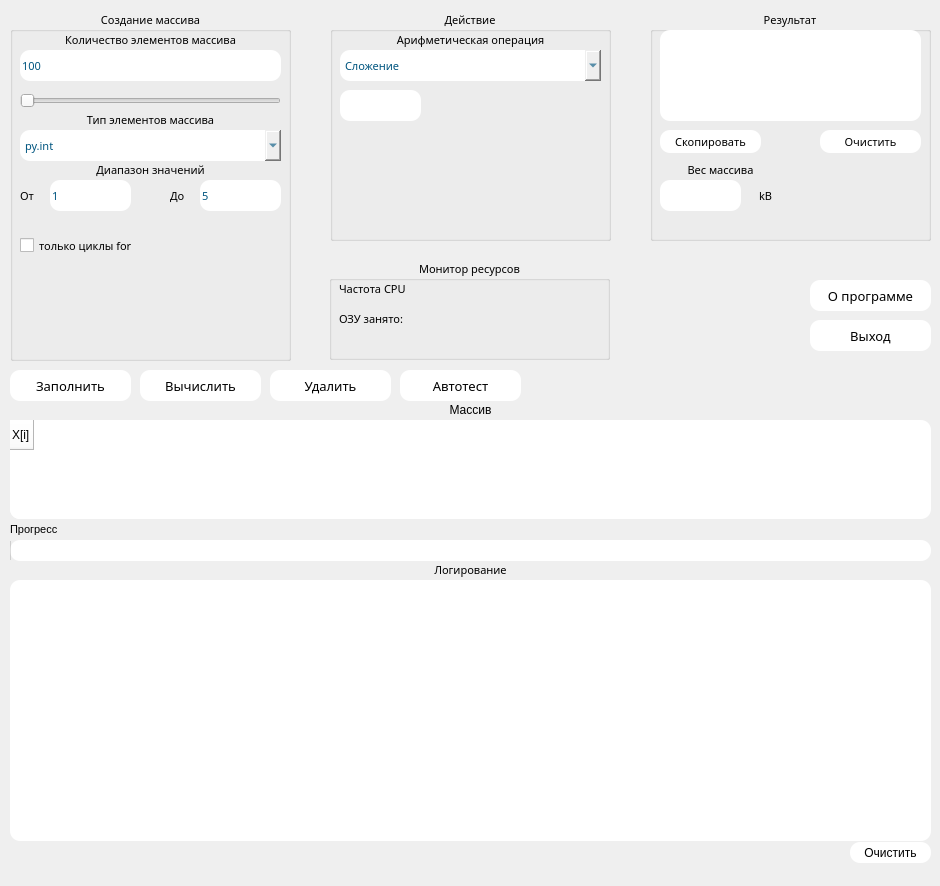
This is t.ui in gozoniy/calc as Qt 5 draws it before an edit. The edited form follows.
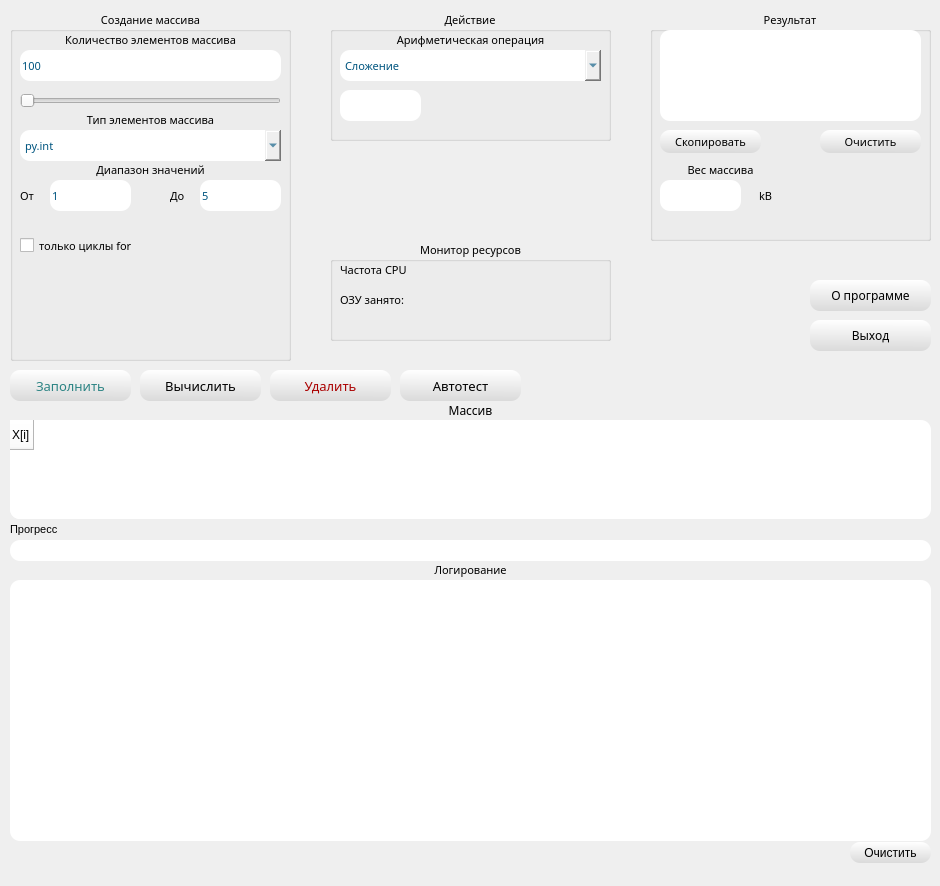
This is the edited form.

Commit message: design features

The edit to the form file:
```diff
--- a/t.ui
+++ b/t.ui
@@ -48,11 +48,32 @@
      </font>
     </property>
     <property name="styleSheet">
-     <string notr="true">border-width: 5px;
-font: 10pt &quot;Google Sans&quot;;
+     <string notr="true">QPushButton{
+	border-width: 5px;
+	font: 10pt &quot;Google Sans&quot;;
     border-radius: 10px;
     border-color: beige;
-background-color: rgb(255, 255, 255);</string>
+	
+	
+	
+	color: rgb(43, 131, 131);
+	
+	
+	
+	
+	
+	background-color: qlineargradient(spread:pad, x1:0.489, y1:1, x2:0.500364, y2:0, stop:0 rgba(218, 218, 218, 255), stop:1 rgba(255, 255, 255, 255));
+}
+QPushButton:Hover{
+	
+	
+	background-color: qlineargradient(spread:pad, x1:0, y1:0, x2:0.977773, y2:0.961, stop:0 rgba(57, 182, 200, 255), stop:1 rgba(187, 255, 255, 255));
+	
+}
+QPushButton:pressed{
+	
+	background-color: qlineargradient(spread:pad, x1:0, y1:0, x2:0.966409, y2:0.756, stop:0 rgba(178, 197, 200, 255), stop:1 rgba(230, 255, 255, 255));
+}</string>
     </property>
     <property name="text">
      <string>Заполнить</string>
@@ -68,11 +89,18 @@
      </rect>
     </property>
     <property name="styleSheet">
-     <string notr="true">border-width: 5px;
-font: 8pt &quot;Google Sans&quot;;
+     <string notr="true">QProgressBar{
+	border-width: 5px;
+	font: 8pt &quot;Google Sans&quot;;
     border-radius: 10px;
     border-color: beige;
-background-color: rgb(255, 255, 255);</string>
+	background-color: rgb(255, 255, 255);
+}
+QProgressBar:chunk{
+	 border-radius: 10px;
+	
+	background-color: qlineargradient(spread:pad, x1:1, y1:0, x2:0, y2:1, stop:0 rgba(76, 200, 111, 255), stop:1 rgba(187, 255, 255, 255));
+}</string>
     </property>
     <property name="value">
      <number>0</number>
@@ -118,11 +146,29 @@
      <string/>
     </property>
     <property name="styleSheet">
-     <string notr="true">border-width: 5px;
-font: 10pt &quot;Google Sans&quot;;
+     <string notr="true">QPushButton{
+	border-width: 5px;
+	font: 10pt &quot;Google Sans&quot;;
     border-radius: 10px;
     border-color: beige;
-background-color: rgb(255, 255, 255);</string>
+	
+	
+	
+	
+	
+	background-color: qlineargradient(spread:pad, x1:0.489, y1:1, x2:0.500364, y2:0, stop:0 rgba(218, 218, 218, 255), stop:1 rgba(255, 255, 255, 255));
+}
+QPushButton:Hover{
+	
+	
+	
+	
+	background-color: qlineargradient(spread:pad, x1:0, y1:0, x2:1, y2:1, stop:0 rgba(76, 200, 111, 255), stop:1 rgba(187, 255, 255, 255));
+}
+QPushButton:pressed{
+	
+	background-color: qlineargradient(spread:pad, x1:0, y1:0, x2:0.966409, y2:0.756, stop:0 rgba(178, 197, 200, 255), stop:1 rgba(230, 255, 255, 255));
+}</string>
     </property>
     <property name="text">
      <string>Вычислить</string>
@@ -226,11 +272,30 @@
      </rect>
     </property>
     <property name="styleSheet">
-     <string notr="true">border-width: 5px;
-font: 8pt &quot;Google Sans&quot;;
+     <string notr="true">QPushButton{
+	border-width: 5px;
+	font: 8pt &quot;Google Sans&quot;;
     border-radius: 10px;
     border-color: beige;
-background-color: rgb(255, 255, 255);</string>
+	
+	
+	
+	
+	
+	background-color: qlineargradient(spread:pad, x1:0.489, y1:1, x2:0.500364, y2:0, stop:0 rgba(218, 218, 218, 255), stop:1 rgba(255, 255, 255, 255));
+}
+QPushButton:Hover{
+	
+	
+	
+	
+	background-color: qlineargradient(spread:pad, x1:0, y1:0, x2:1, y2:1, stop:0 rgba(85, 136, 144, 255), stop:1 rgba(255, 255, 255, 255));
+	
+}
+QPushButton:pressed{
+	
+	background-color: qlineargradient(spread:pad, x1:0, y1:0, x2:0.966409, y2:0.756, stop:0 rgba(178, 197, 200, 255), stop:1 rgba(230, 255, 255, 255));
+}</string>
     </property>
     <property name="text">
      <string>Очистить</string>
@@ -638,7 +703,7 @@
       <x>330</x>
       <y>10</y>
       <width>281</width>
-      <height>231</height>
+      <height>131</height>
      </rect>
     </property>
     <property name="font">
@@ -905,11 +970,30 @@
       </font>
      </property>
      <property name="styleSheet">
-      <string notr="true">border-width: 2px;
-
+      <string notr="true">QPushButton{
+	border-width: 5px;
+	font: 8pt &quot;Google Sans&quot;;
     border-radius: 10px;
     border-color: beige;
-background-color: rgb(255, 255, 255);</string>
+	
+	
+	
+	
+	
+	background-color: qlineargradient(spread:pad, x1:0.489, y1:1, x2:0.500364, y2:0, stop:0 rgba(218, 218, 218, 255), stop:1 rgba(255, 255, 255, 255));
+}
+QPushButton:Hover{
+	
+	
+	
+	
+	background-color: qlineargradient(spread:pad, x1:0, y1:0, x2:1, y2:1, stop:0 rgba(85, 136, 144, 255), stop:1 rgba(255, 255, 255, 255));
+	
+}
+QPushButton:pressed{
+	
+	background-color: qlineargradient(spread:pad, x1:0, y1:0, x2:0.966409, y2:0.756, stop:0 rgba(178, 197, 200, 255), stop:1 rgba(230, 255, 255, 255));
+}</string>
      </property>
      <property name="text">
       <string>Скопировать</string>
@@ -961,11 +1045,30 @@
       </font>
      </property>
      <property name="styleSheet">
-      <string notr="true">border-width: 2px;
-
+      <string notr="true">QPushButton{
+	border-width: 5px;
+	font: 8pt &quot;Google Sans&quot;;
     border-radius: 10px;
     border-color: beige;
-background-color: rgb(255, 255, 255);</string>
+	
+	
+	
+	
+	
+	background-color: qlineargradient(spread:pad, x1:0.489, y1:1, x2:0.500364, y2:0, stop:0 rgba(218, 218, 218, 255), stop:1 rgba(255, 255, 255, 255));
+}
+QPushButton:Hover{
+	
+	
+	
+	
+	background-color: qlineargradient(spread:pad, x1:0, y1:0, x2:1, y2:1, stop:0 rgba(85, 136, 144, 255), stop:1 rgba(255, 255, 255, 255));
+	
+}
+QPushButton:pressed{
+	
+	background-color: qlineargradient(spread:pad, x1:0, y1:0, x2:0.966409, y2:0.756, stop:0 rgba(178, 197, 200, 255), stop:1 rgba(230, 255, 255, 255));
+}</string>
      </property>
      <property name="text">
       <string>Очистить</string>
@@ -1076,11 +1179,30 @@
      </font>
     </property>
     <property name="styleSheet">
-     <string notr="true">border-width: 5px;
-font: 10pt &quot;Google Sans&quot;;
+     <string notr="true">QPushButton{
+	border-width: 5px;
+	font: 10pt &quot;Google Sans&quot;;
     border-radius: 10px;
     border-color: beige;
-background-color: rgb(255, 255, 255);</string>
+	color: rgb(170, 0, 0);
+	
+	
+	
+	
+	
+	background-color: qlineargradient(spread:pad, x1:0.489, y1:1, x2:0.500364, y2:0, stop:0 rgba(218, 218, 218, 255), stop:1 rgba(255, 255, 255, 255));
+}
+QPushButton:Hover{
+	
+	
+	
+	background-color: qlineargradient(spread:pad, x1:0, y1:0, x2:0.989, y2:1, stop:0 rgba(160, 0, 0, 255), stop:1 rgba(255, 255, 255, 255));
+	
+}
+QPushButton:pressed{
+	
+	background-color: qlineargradient(spread:pad, x1:0, y1:0, x2:0.966409, y2:0.756, stop:0 rgba(178, 197, 200, 255), stop:1 rgba(230, 255, 255, 255));
+}</string>
     </property>
     <property name="text">
      <string>Удалить</string>
@@ -1095,6 +1217,11 @@
       <height>20</height>
      </rect>
     </property>
+    <property name="font">
+     <font>
+      <family>Google Sans</family>
+     </font>
+    </property>
     <property name="text">
      <string>Массив</string>
     </property>
@@ -1121,11 +1248,30 @@
      </font>
     </property>
     <property name="styleSheet">
-     <string notr="true">border-width: 5px;
-font: 10pt &quot;Google Sans&quot;;
+     <string notr="true">QPushButton{
+	border-width: 5px;
+	font: 10pt &quot;Google Sans&quot;;
     border-radius: 10px;
     border-color: beige;
-background-color: rgb(255, 255, 255);</string>
+	
+	
+	
+	
+	
+	background-color: qlineargradient(spread:pad, x1:0.489, y1:1, x2:0.500364, y2:0, stop:0 rgba(218, 218, 218, 255), stop:1 rgba(255, 255, 255, 255));
+}
+QPushButton:Hover{
+	
+	
+	
+	
+	background-color: qlineargradient(spread:pad, x1:0, y1:0, x2:1, y2:1, stop:0 rgba(85, 136, 144, 255), stop:1 rgba(255, 255, 255, 255));
+	
+}
+QPushButton:pressed{
+	
+	background-color: qlineargradient(spread:pad, x1:0, y1:0, x2:0.966409, y2:0.756, stop:0 rgba(178, 197, 200, 255), stop:1 rgba(230, 255, 255, 255));
+}</string>
     </property>
     <property name="text">
      <string>Автотест</string>
@@ -1143,18 +1289,37 @@
     <property name="font">
      <font>
       <family>Google Sans</family>
-      <pointsize>10</pointsize>
+      <pointsize>9</pointsize>
       <weight>50</weight>
       <italic>false</italic>
       <bold>false</bold>
      </font>
     </property>
     <property name="styleSheet">
-     <string notr="true">border-width: 5px;
-font: 10pt &quot;Google Sans&quot;;
+     <string notr="true">QPushButton{
+	border-width: 5px;
+	font: 9pt &quot;Google Sans&quot;;
     border-radius: 10px;
     border-color: beige;
-background-color: rgb(255, 255, 255);</string>
+	
+	
+	
+	
+	
+	background-color: qlineargradient(spread:pad, x1:0.489, y1:1, x2:0.500364, y2:0, stop:0 rgba(218, 218, 218, 255), stop:1 rgba(255, 255, 255, 255));
+}
+QPushButton:Hover{
+	
+	
+	
+	
+	background-color: qlineargradient(spread:pad, x1:0, y1:0, x2:1, y2:1, stop:0 rgba(85, 136, 144, 255), stop:1 rgba(255, 255, 255, 255));
+	
+}
+QPushButton:pressed{
+	
+	background-color: qlineargradient(spread:pad, x1:0, y1:0, x2:0.966409, y2:0.756, stop:0 rgba(178, 197, 200, 255), stop:1 rgba(230, 255, 255, 255));
+}</string>
     </property>
     <property name="text">
      <string>Выход</string>
@@ -1172,18 +1337,37 @@
     <property name="font">
      <font>
       <family>Google Sans</family>
-      <pointsize>10</pointsize>
+      <pointsize>9</pointsize>
       <weight>50</weight>
       <italic>false</italic>
       <bold>false</bold>
      </font>
     </property>
     <property name="styleSheet">
-     <string notr="true">border-width: 5px;
-font: 10pt &quot;Google Sans&quot;;
+     <string notr="true">QPushButton{
+	border-width: 5px;
+	font: 9pt &quot;Google Sans&quot;;
     border-radius: 10px;
     border-color: beige;
-background-color: rgb(255, 255, 255);</string>
+	
+	
+	
+	
+	
+	background-color: qlineargradient(spread:pad, x1:0.489, y1:1, x2:0.500364, y2:0, stop:0 rgba(218, 218, 218, 255), stop:1 rgba(255, 255, 255, 255));
+}
+QPushButton:Hover{
+	
+	
+	
+	
+	background-color: qlineargradient(spread:pad, x1:0, y1:0, x2:1, y2:1, stop:0 rgba(85, 136, 144, 255), stop:1 rgba(255, 255, 255, 255));
+	
+}
+QPushButton:pressed{
+	
+	background-color: qlineargradient(spread:pad, x1:0, y1:0, x2:0.966409, y2:0.756, stop:0 rgba(178, 197, 200, 255), stop:1 rgba(230, 255, 255, 255));
+}</string>
     </property>
     <property name="text">
      <string>О программе</string>
@@ -1192,8 +1376,8 @@
    <widget class="QGroupBox" name="groupBox_4">
     <property name="geometry">
      <rect>
-      <x>329</x>
-      <y>259</y>
+      <x>330</x>
+      <y>240</y>
       <width>281</width>
       <height>101</height>
      </rect>
@@ -1250,7 +1434,7 @@
     <widget class="QLabel" name="label_15">
      <property name="geometry">
       <rect>
-       <x>120</x>
+       <x>130</x>
        <y>50</y>
        <width>141</width>
        <height>20</height>
```
Left out of the diff: 13 changed lines with no effect on the pictures. The commit also changes 5 other files.
